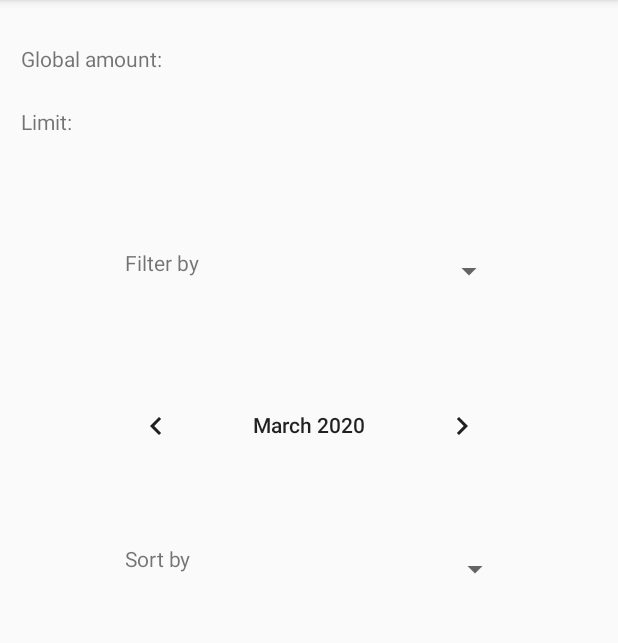
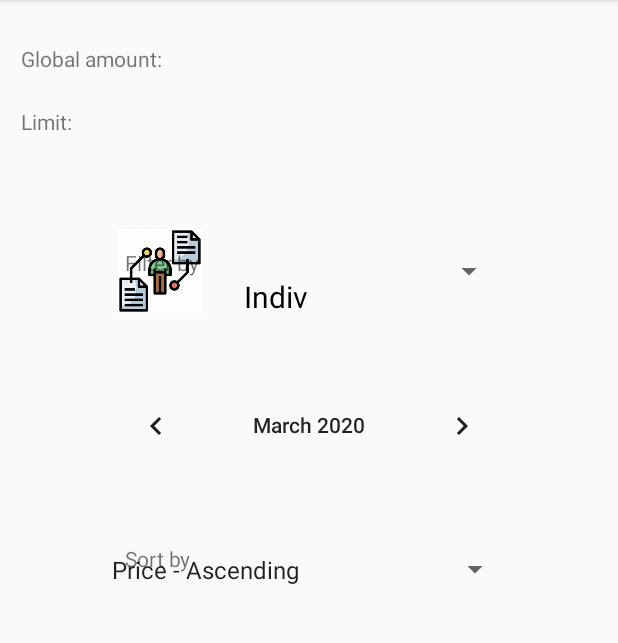
Before and after one commit to ekarahodza1/FinanceTracker, an Android app: the screen it shows after launch (MainActivity), on a phone screen of 412 x 824 dp, the part 84-727 px from its top. Run offline under Robolectric (Android 15) with nearby library versions, the phone set to English and light mode, and no system bars.

Commit message:
spinner za filtriranje

```diff
--- a/app/src/main/java/ba/unsa/etf/rma/moja_app/FinancePresenter.java
+++ b/app/src/main/java/ba/unsa/etf/rma/moja_app/FinancePresenter.java
@@ -1,4 +1,7 @@
 package ba.unsa.etf.rma.moja_app;
 
 public class FinancePresenter implements IFinancePresenter {
+    public static void sortTransactions(String criteria){
+
+    }
 }
--- a/app/src/main/java/ba/unsa/etf/rma/moja_app/MainActivity.java
+++ b/app/src/main/java/ba/unsa/etf/rma/moja_app/MainActivity.java
@@ -3,13 +3,18 @@ package ba.unsa.etf.rma.moja_app;
 import androidx.appcompat.app.AppCompatActivity;
 
 import android.os.Bundle;
+import android.view.View;
+import android.widget.AdapterView;
+import android.widget.ArrayAdapter;
 import android.widget.CalendarView;
 import android.widget.ListView;
 import android.widget.Spinner;
 import android.widget.TextClock;
 import android.widget.TextView;
 
-public class MainActivity extends AppCompatActivity implements IFinanceView{
+import java.util.ArrayList;
+
+public class MainActivity extends AppCompatActivity implements AdapterView.OnItemSelectedListener, IFinanceView {
     private TextView limitView;
     private TextView globalAmountView;
     private TextView sortView;
@@ -18,11 +23,60 @@ public class MainActivity extends AppCompatActivity implements IFinanceView{
     private Spinner filterSpinner;
     private CalendarView calendarView;
     private ListView transactionList;
+    private ArrayList<Transaction> mTransactionList;
+    private SpinnerAdapter mAdapter;
 
 
     @Override
     protected void onCreate(Bundle savedInstanceState) {
         super.onCreate(savedInstanceState);
         setContentView(R.layout.activity_main);
+        sortSpinner = findViewById(R.id.sortSpinner);
+        ArrayAdapter<CharSequence> adapter = ArrayAdapter.createFromResource(this, R.array.sorting, android.R.layout.simple_spinner_item);
+        adapter.setDropDownViewResource(android.R.layout.simple_spinner_dropdown_item);
+        sortSpinner.setAdapter(adapter);
+        sortSpinner.setOnItemSelectedListener(this);
+
+        initList();
+
+        Spinner spinnerTransactions = findViewById(R.id.filterSpinner);
+        mAdapter = new SpinnerAdapter(this, mTransactionList);
+        spinnerTransactions.setAdapter(mAdapter);
+
+        spinnerTransactions.setOnItemSelectedListener(new AdapterView.OnItemSelectedListener() {
+            @Override
+            public void onItemSelected(AdapterView<?> parent, View view, int position, long id) {
+                Transaction clicked = (Transaction) parent.getItemAtPosition(position);
+                String clickedName = clicked.getTypeString();
+                //ovdje ce pozivat metodu
+            }
+
+            @Override
+            public void onNothingSelected(AdapterView<?> parent) {
+
+            }
+        });
+    }
+
+    private void initList(){
+        mTransactionList = new ArrayList<>();
+        mTransactionList.add(new Transaction("Individual Payment", R.drawable.individual_payment));
+        mTransactionList.add(new Transaction("Regular Payment", R.drawable.regular_payment));
+        mTransactionList.add(new Transaction("Purchase", R.drawable.purchase));
+        mTransactionList.add(new Transaction("Individual Income", R.drawable.individual_income));
+        mTransactionList.add(new Transaction("Regular Income", R.drawable.regular_income));
+
+    }
+
+
+    @Override
+    public void onItemSelected(AdapterView<?> parent, View view, int position, long id) {
+        String text  = parent.getItemAtPosition(position).toString();
+        FinancePresenter.sortTransactions(text);
+    }
+
+    @Override
+    public void onNothingSelected(AdapterView<?> parent) {
+
     }
 }
--- /dev/null
+++ b/app/src/main/java/ba/unsa/etf/rma/moja_app/SpinnerAdapter.java
@@ -0,0 +1,50 @@
+package ba.unsa.etf.rma.moja_app;
+
+import android.content.Context;
+import android.view.LayoutInflater;
+import android.view.View;
+import android.view.ViewGroup;
+import android.widget.ArrayAdapter;
+import android.widget.ImageView;
+import android.widget.TextView;
+
+import androidx.annotation.NonNull;
+import androidx.annotation.Nullable;
+
+import java.util.ArrayList;
+
+public class SpinnerAdapter extends ArrayAdapter<Transaction> {
+
+    public SpinnerAdapter(@NonNull Context context, ArrayList<Transaction> list) {
+        super(context, 0,  list);
+    }
+
+    @NonNull
+    @Override
+    public View getView(int position, @Nullable View convertView, @NonNull ViewGroup parent) {
+        return initView(position, convertView, parent);
+    }
+
+    @Override
+    public View getDropDownView(int position, @Nullable View convertView, @NonNull ViewGroup parent) {
+        return initView(position, convertView, parent);
+    }
+
+    private View initView (int position, @Nullable View convertView, @NonNull ViewGroup parent){
+        if (convertView == null) {
+            convertView = LayoutInflater.from(getContext()).inflate(
+                    R.layout.spinner_row, parent, false
+            );
+        }
+        ImageView icon = convertView.findViewById(R.id.image_view);
+        TextView typeTransaction = convertView.findViewById(R.id.text_view_name);
+
+        Transaction currentItem = (Transaction) getItem(position);
+
+        if (currentItem != null) {
+            icon.setImageResource(currentItem.getImage());
+            typeTransaction.setText(currentItem.getTypeString());
+        }
+        return convertView;
+    }
+}
--- a/app/src/main/java/ba/unsa/etf/rma/moja_app/Transaction.java
+++ b/app/src/main/java/ba/unsa/etf/rma/moja_app/Transaction.java
@@ -8,10 +8,12 @@ public class Transaction {
     private Date date;
     private String title;
     private double amount;
+    private String typeString;
     private Type type;
     private String itemDescription;
     private int transactionInterval;
     private Date endDate;
+    private int image;
 
     public Transaction(Date date, String title, double amount, Type type, String itemDescription, int transactionInterval, Date endDate) {
         this.date = date;
@@ -21,6 +23,27 @@ public class Transaction {
         this.itemDescription = itemDescription;
         this.transactionInterval = transactionInterval;
         this.endDate = endDate;
+    }
+
+    public Transaction(String type, int image) {
+        this.typeString = type;
+        this.image = image;
+    }
+
+    public String getTypeString() {
+        return typeString;
+    }
+
+    public void setTypeString(String typeString) {
+        this.typeString = typeString;
+    }
+
+    public int getImage() {
+        return image;
+    }
+
+    public void setImage(int image) {
+        this.image = image;
     }
 
     public Date getDate() {
--- /dev/null
+++ b/app/src/main/res/layout/spinner_row.xml
@@ -0,0 +1,28 @@
+<?xml version="1.0" encoding="utf-8"?>
+<RelativeLayout xmlns:android="http://schemas.android.com/apk/res/android"
+    android:layout_width="match_parent" android:layout_height="match_parent">
+
+    <ImageView
+        android:id="@+id/image_view"
+        android:layout_width="80dp"
+        android:layout_height="80dp"
+        android:src="@drawable/individual_payment"/>
+
+    <TextView
+        android:id="@+id/text_view_name"
+        android:layout_width="wrap_content"
+        android:layout_height="wrap_content"
+        android:layout_alignParentTop="true"
+        android:layout_alignParentEnd="true"
+
+        android:layout_marginStart="16dp"
+        android:layout_marginTop="31dp"
+
+        android:layout_marginEnd="81dp"
+        android:layout_toEndOf="@+id/image_view"
+        android:text="Individual payment"
+        android:textColor="@android:color/black"
+        android:textSize="20sp" />
+
+
+</RelativeLayout>
--- a/app/src/main/res/values/strings.xml
+++ b/app/src/main/res/values/strings.xml
@@ -1,3 +1,12 @@
 <resources>
     <string name="app_name">moja_app</string>
+
+    <string-array name="sorting">
+        <item>Price - Ascending</item>
+        <item>Price - Descending</item>
+        <item>Title - Ascending</item>
+        <item>Title - Descending</item>
+        <item>Date - Ascending</item>
+        <item>Date - Descending</item>
+    </string-array>
 </resources>
```
